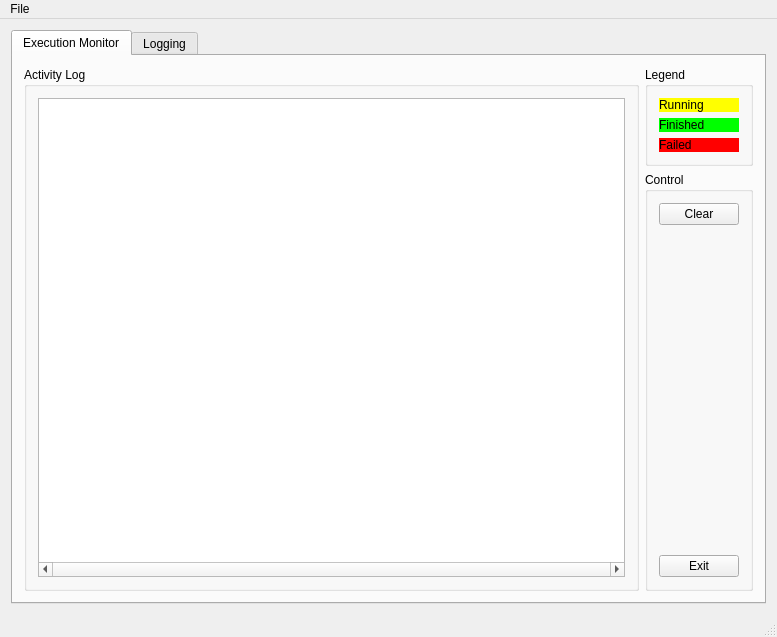
Above: trunk/sdpa-gui/sdpa-gui/monitorwindow.ui from cc-hpc-itwm/gpispace before the change. Below: the same form after it.
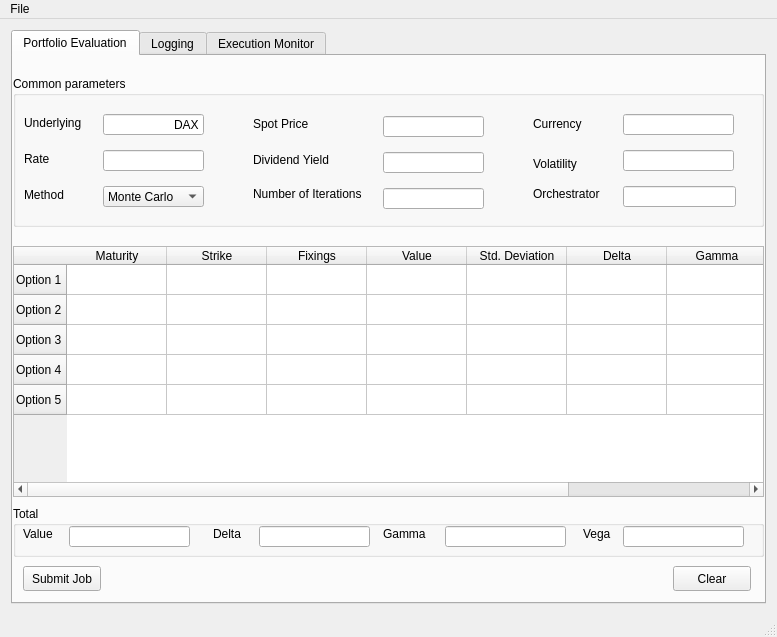
That is the form after the change.

Commit message: added portfolio evaluation tab and corresp. files into sdpa-gui

Patch:
```diff
--- a/trunk/sdpa-gui/sdpa-gui/monitorwindow.ui
+++ b/trunk/sdpa-gui/sdpa-gui/monitorwindow.ui
@@ -15,130 +15,497 @@
   </property>
   <widget class="QWidget" name="centralWidget">
    <layout class="QGridLayout" name="gridLayout">
-    <item row="0" column="0">
-     <widget class="QTabWidget" name="tabWidget">
+    <item row="0" column="1">
+     <widget class="QTabWidget" name="SDPAGUI">
+      <property name="autoFillBackground">
+       <bool>true</bool>
+      </property>
       <property name="currentIndex">
        <number>0</number>
       </property>
-      <widget class="QWidget" name="execution_tab">
+      <property name="documentMode">
+       <bool>false</bool>
+      </property>
+      <widget class="QWidget" name="portfolio_evaluation_tab">
        <attribute name="title">
-        <string>Execution Monitor</string>
+        <string>Portfolio Evaluation</string>
        </attribute>
-       <layout class="QGridLayout" name="gridLayout_5">
-        <item row="0" column="0">
-         <widget class="QGroupBox" name="groupBox_6">
-          <property name="title">
-           <string>Activity Log</string>
+       <widget class="QTableWidget" name="m_calcSpreadSheet">
+        <property name="geometry">
+         <rect>
+          <x>0</x>
+          <y>190</y>
+          <width>751</width>
+          <height>251</height>
+         </rect>
+        </property>
+        <property name="layoutDirection">
+         <enum>Qt::LeftToRight</enum>
+        </property>
+        <property name="textElideMode">
+         <enum>Qt::ElideLeft</enum>
+        </property>
+        <row>
+         <property name="text">
+          <string>Option 1</string>
+         </property>
+        </row>
+        <row>
+         <property name="text">
+          <string>Option 2</string>
+         </property>
+        </row>
+        <row>
+         <property name="text">
+          <string>Option 3</string>
+         </property>
+        </row>
+        <row>
+         <property name="text">
+          <string>Option 4</string>
+         </property>
+        </row>
+        <row>
+         <property name="text">
+          <string>Option 5</string>
+         </property>
+        </row>
+        <column>
+         <property name="text">
+          <string>Maturity</string>
+         </property>
+        </column>
+        <column>
+         <property name="text">
+          <string>Strike</string>
+         </property>
+        </column>
+        <column>
+         <property name="text">
+          <string>Fixings</string>
+         </property>
+        </column>
+        <column>
+         <property name="text">
+          <string>Value</string>
+         </property>
+        </column>
+        <column>
+         <property name="text">
+          <string>Std. Deviation</string>
+         </property>
+        </column>
+        <column>
+         <property name="text">
+          <string>Delta</string>
+         </property>
+        </column>
+        <column>
+         <property name="text">
+          <string>Gamma</string>
+         </property>
+        </column>
+        <column>
+         <property name="text">
+          <string>Vega</string>
+         </property>
+        </column>
+       </widget>
+       <widget class="QGroupBox" name="groupBox_7">
+        <property name="geometry">
+         <rect>
+          <x>0</x>
+          <y>20</y>
+          <width>751</width>
+          <height>151</height>
+         </rect>
+        </property>
+        <property name="title">
+         <string>Common parameters</string>
+        </property>
+        <widget class="QComboBox" name="m_comboBox">
+         <property name="geometry">
+          <rect>
+           <x>90</x>
+           <y>110</y>
+           <width>101</width>
+           <height>21</height>
+          </rect>
+         </property>
+         <item>
+          <property name="text">
+           <string>Monte Carlo</string>
           </property>
-          <layout class="QGridLayout" name="gridLayout_2">
-           <item row="0" column="0">
-            <widget class="QGraphicsView" name="graphicsView">
-             <property name="cursor" stdset="0">
-              <cursorShape>ArrowCursor</cursorShape>
-             </property>
-             <property name="verticalScrollBarPolicy">
-              <enum>Qt::ScrollBarAsNeeded</enum>
-             </property>
-             <property name="horizontalScrollBarPolicy">
-              <enum>Qt::ScrollBarAlwaysOn</enum>
-             </property>
-             <property name="cacheMode">
-              <set>QGraphicsView::CacheNone</set>
-             </property>
-            </widget>
-           </item>
-          </layout>
-         </widget>
-        </item>
-        <item row="0" column="1">
-         <layout class="QVBoxLayout" name="verticalLayout_4">
-          <item>
-           <widget class="QGroupBox" name="groupBox">
-            <property name="title">
-             <string>Legend</string>
-            </property>
-            <layout class="QVBoxLayout" name="verticalLayout_2">
-             <item>
-              <widget class="QLabel" name="label_2">
-               <property name="styleSheet">
-                <string notr="true">background-color: rgb(255, 255, 0);</string>
-               </property>
-               <property name="text">
-                <string>Running</string>
-               </property>
-              </widget>
-             </item>
-             <item>
-              <widget class="QLabel" name="label">
-               <property name="autoFillBackground">
-                <bool>false</bool>
-               </property>
-               <property name="styleSheet">
-                <string notr="true">background-color: rgb(0, 255, 0);</string>
-               </property>
-               <property name="frameShape">
-                <enum>QFrame::NoFrame</enum>
-               </property>
-               <property name="frameShadow">
-                <enum>QFrame::Plain</enum>
-               </property>
-               <property name="text">
-                <string>Finished</string>
-               </property>
-              </widget>
-             </item>
-             <item>
-              <widget class="QLabel" name="label_3">
-               <property name="styleSheet">
-                <string notr="true">background-color: rgb(255, 0, 0);</string>
-               </property>
-               <property name="text">
-                <string>Failed</string>
-               </property>
-              </widget>
-             </item>
-            </layout>
-           </widget>
-          </item>
-          <item>
-           <widget class="QGroupBox" name="groupBox_2">
-            <property name="title">
-             <string>Control</string>
-            </property>
-            <layout class="QVBoxLayout" name="verticalLayout">
-             <item>
-              <widget class="QPushButton" name="pushButton">
-               <property name="text">
-                <string>Clear</string>
-               </property>
-              </widget>
-             </item>
-             <item>
-              <spacer name="verticalSpacer">
-               <property name="orientation">
-                <enum>Qt::Vertical</enum>
-               </property>
-               <property name="sizeHint" stdset="0">
-                <size>
-                 <width>20</width>
-                 <height>315</height>
-                </size>
-               </property>
-              </spacer>
-             </item>
-             <item>
-              <widget class="QPushButton" name="exit_button">
-               <property name="text">
-                <string>Exit</string>
-               </property>
-              </widget>
-             </item>
-            </layout>
-           </widget>
-          </item>
-         </layout>
-        </item>
-       </layout>
+         </item>
+        </widget>
+        <widget class="QLineEdit" name="m_editUnderlying">
+         <property name="geometry">
+          <rect>
+           <x>90</x>
+           <y>38</y>
+           <width>101</width>
+           <height>21</height>
+          </rect>
+         </property>
+         <property name="text">
+          <string>DAX</string>
+         </property>
+         <property name="alignment">
+          <set>Qt::AlignRight|Qt::AlignTrailing|Qt::AlignVCenter</set>
+         </property>
+        </widget>
+        <widget class="QLineEdit" name="m_editIntRate">
+         <property name="geometry">
+          <rect>
+           <x>90</x>
+           <y>74</y>
+           <width>101</width>
+           <height>21</height>
+          </rect>
+         </property>
+         <property name="alignment">
+          <set>Qt::AlignRight|Qt::AlignTrailing|Qt::AlignVCenter</set>
+         </property>
+        </widget>
+        <widget class="QLineEdit" name="m_editSpotPrice">
+         <property name="geometry">
+          <rect>
+           <x>370</x>
+           <y>40</y>
+           <width>101</width>
+           <height>21</height>
+          </rect>
+         </property>
+         <property name="alignment">
+          <set>Qt::AlignRight|Qt::AlignTrailing|Qt::AlignVCenter</set>
+         </property>
+        </widget>
+        <widget class="QLineEdit" name="m_editDividendYield">
+         <property name="geometry">
+          <rect>
+           <x>370</x>
+           <y>76</y>
+           <width>101</width>
+           <height>21</height>
+          </rect>
+         </property>
+         <property name="alignment">
+          <set>Qt::AlignRight|Qt::AlignTrailing|Qt::AlignVCenter</set>
+         </property>
+        </widget>
+        <widget class="QLineEdit" name="m_editIterationsNb">
+         <property name="geometry">
+          <rect>
+           <x>370</x>
+           <y>112</y>
+           <width>101</width>
+           <height>21</height>
+          </rect>
+         </property>
+         <property name="alignment">
+          <set>Qt::AlignRight|Qt::AlignTrailing|Qt::AlignVCenter</set>
+         </property>
+        </widget>
+        <widget class="QLineEdit" name="m_editCurrency">
+         <property name="geometry">
+          <rect>
+           <x>610</x>
+           <y>38</y>
+           <width>111</width>
+           <height>21</height>
+          </rect>
+         </property>
+         <property name="alignment">
+          <set>Qt::AlignRight|Qt::AlignTrailing|Qt::AlignVCenter</set>
+         </property>
+        </widget>
+        <widget class="QLineEdit" name="m_editVolatility">
+         <property name="geometry">
+          <rect>
+           <x>610</x>
+           <y>74</y>
+           <width>111</width>
+           <height>21</height>
+          </rect>
+         </property>
+         <property name="alignment">
+          <set>Qt::AlignRight|Qt::AlignTrailing|Qt::AlignVCenter</set>
+         </property>
+        </widget>
+        <widget class="QLabel" name="label_5">
+         <property name="geometry">
+          <rect>
+           <x>11</x>
+           <y>39</y>
+           <width>61</width>
+           <height>16</height>
+          </rect>
+         </property>
+         <property name="text">
+          <string>Underlying</string>
+         </property>
+        </widget>
+        <widget class="QLabel" name="label_6">
+         <property name="geometry">
+          <rect>
+           <x>11</x>
+           <y>75</y>
+           <width>27</width>
+           <height>16</height>
+          </rect>
+         </property>
+         <property name="text">
+          <string>Rate</string>
+         </property>
+        </widget>
+        <widget class="QLabel" name="label_7">
+         <property name="geometry">
+          <rect>
+           <x>11</x>
+           <y>111</y>
+           <width>43</width>
+           <height>16</height>
+          </rect>
+         </property>
+         <property name="text">
+          <string>Method</string>
+         </property>
+        </widget>
+        <widget class="QLabel" name="label_8">
+         <property name="geometry">
+          <rect>
+           <x>240</x>
+           <y>40</y>
+           <width>71</width>
+           <height>16</height>
+          </rect>
+         </property>
+         <property name="text">
+          <string>Spot Price</string>
+         </property>
+        </widget>
+        <widget class="QLabel" name="label_9">
+         <property name="geometry">
+          <rect>
+           <x>240</x>
+           <y>76</y>
+           <width>81</width>
+           <height>16</height>
+          </rect>
+         </property>
+         <property name="text">
+          <string>Dividend Yield</string>
+         </property>
+        </widget>
+        <widget class="QLabel" name="label_10">
+         <property name="geometry">
+          <rect>
+           <x>240</x>
+           <y>110</y>
+           <width>121</width>
+           <height>16</height>
+          </rect>
+         </property>
+         <property name="text">
+          <string>Number of Iterations</string>
+         </property>
+        </widget>
+        <widget class="QLabel" name="label_11">
+         <property name="geometry">
+          <rect>
+           <x>520</x>
+           <y>40</y>
+           <width>52</width>
+           <height>16</height>
+          </rect>
+         </property>
+         <property name="text">
+          <string>Currency</string>
+         </property>
+        </widget>
+        <widget class="QLabel" name="label_12">
+         <property name="geometry">
+          <rect>
+           <x>520</x>
+           <y>80</y>
+           <width>49</width>
+           <height>16</height>
+          </rect>
+         </property>
+         <property name="text">
+          <string>Volatility</string>
+         </property>
+        </widget>
+        <widget class="QLineEdit" name="m_editOrchestrator">
+         <property name="geometry">
+          <rect>
+           <x>610</x>
+           <y>110</y>
+           <width>113</width>
+           <height>21</height>
+          </rect>
+         </property>
+         <property name="alignment">
+          <set>Qt::AlignRight|Qt::AlignTrailing|Qt::AlignVCenter</set>
+         </property>
+        </widget>
+        <widget class="QLabel" name="label_17">
+         <property name="geometry">
+          <rect>
+           <x>520</x>
+           <y>110</y>
+           <width>71</width>
+           <height>16</height>
+          </rect>
+         </property>
+         <property name="text">
+          <string>Orchestrator</string>
+         </property>
+        </widget>
+       </widget>
+       <widget class="QGroupBox" name="groupBox_8">
+        <property name="geometry">
+         <rect>
+          <x>0</x>
+          <y>450</y>
+          <width>751</width>
+          <height>51</height>
+         </rect>
+        </property>
+        <property name="title">
+         <string>Total</string>
+        </property>
+        <widget class="QLineEdit" name="m_editTotalValue">
+         <property name="geometry">
+          <rect>
+           <x>56</x>
+           <y>20</y>
+           <width>121</width>
+           <height>21</height>
+          </rect>
+         </property>
+         <property name="alignment">
+          <set>Qt::AlignRight|Qt::AlignTrailing|Qt::AlignVCenter</set>
+         </property>
+        </widget>
+        <widget class="QLineEdit" name="m_editTotalDelta">
+         <property name="geometry">
+          <rect>
+           <x>246</x>
+           <y>20</y>
+           <width>111</width>
+           <height>21</height>
+          </rect>
+         </property>
+         <property name="alignment">
+          <set>Qt::AlignRight|Qt::AlignTrailing|Qt::AlignVCenter</set>
+         </property>
+        </widget>
+        <widget class="QLineEdit" name="m_editTotalGamma">
+         <property name="geometry">
+          <rect>
+           <x>432</x>
+           <y>20</y>
+           <width>121</width>
+           <height>21</height>
+          </rect>
+         </property>
+         <property name="alignment">
+          <set>Qt::AlignRight|Qt::AlignTrailing|Qt::AlignVCenter</set>
+         </property>
+        </widget>
+        <widget class="QLineEdit" name="m_editTotalVega">
+         <property name="geometry">
+          <rect>
+           <x>610</x>
+           <y>20</y>
+           <width>121</width>
+           <height>21</height>
+          </rect>
+         </property>
+         <property name="alignment">
+          <set>Qt::AlignRight|Qt::AlignTrailing|Qt::AlignVCenter</set>
+         </property>
+        </widget>
+        <widget class="QLabel" name="label_4">
+         <property name="geometry">
+          <rect>
+           <x>10</x>
+           <y>20</y>
+           <width>32</width>
+           <height>16</height>
+          </rect>
+         </property>
+         <property name="text">
+          <string>Value</string>
+         </property>
+        </widget>
+        <widget class="QLabel" name="label_14">
+         <property name="geometry">
+          <rect>
+           <x>200</x>
+           <y>20</y>
+           <width>30</width>
+           <height>16</height>
+          </rect>
+         </property>
+         <property name="text">
+          <string>Delta</string>
+         </property>
+        </widget>
+        <widget class="QLabel" name="label_15">
+         <property name="geometry">
+          <rect>
+           <x>370</x>
+           <y>20</y>
+           <width>46</width>
+           <height>16</height>
+          </rect>
+         </property>
+         <property name="text">
+          <string>Gamma</string>
+         </property>
+        </widget>
+        <widget class="QLabel" name="label_16">
+         <property name="geometry">
+          <rect>
+           <x>570</x>
+           <y>20</y>
+           <width>29</width>
+           <height>16</height>
+          </rect>
+         </property>
+         <property name="text">
+          <string>Vega</string>
+         </property>
+        </widget>
+       </widget>
+       <widget class="QPushButton" name="submitButton">
+        <property name="geometry">
+         <rect>
+          <x>10</x>
+          <y>510</y>
+          <width>78</width>
+          <height>25</height>
+         </rect>
+        </property>
+        <property name="text">
+         <string>Submit Job</string>
+        </property>
+       </widget>
+       <widget class="QPushButton" name="clearButton">
+        <property name="geometry">
+         <rect>
+          <x>660</x>
+          <y>510</y>
+          <width>78</width>
+          <height>25</height>
+         </rect>
+        </property>
+        <property name="text">
+         <string>Clear</string>
+        </property>
+       </widget>
       </widget>
       <widget class="QWidget" name="logging_tab">
        <attribute name="title">
@@ -368,6 +735,126 @@
         </item>
        </layout>
       </widget>
+      <widget class="QWidget" name="execution_tab">
+       <attribute name="title">
+        <string>Execution Monitor</string>
+       </attribute>
+       <layout class="QGridLayout" name="gridLayout_5">
+        <item row="0" column="0">
+         <widget class="QGroupBox" name="groupBox_6">
+          <property name="title">
+           <string>Activity Log</string>
+          </property>
+          <layout class="QGridLayout" name="gridLayout_2">
+           <item row="0" column="0">
+            <widget class="QGraphicsView" name="graphicsView">
+             <property name="cursor" stdset="0">
+              <cursorShape>ArrowCursor</cursorShape>
+             </property>
+             <property name="verticalScrollBarPolicy">
+              <enum>Qt::ScrollBarAsNeeded</enum>
+             </property>
+             <property name="horizontalScrollBarPolicy">
+              <enum>Qt::ScrollBarAlwaysOn</enum>
+             </property>
+             <property name="cacheMode">
+              <set>QGraphicsView::CacheNone</set>
+             </property>
+            </widget>
+           </item>
+          </layout>
+         </widget>
+        </item>
+        <item row="0" column="1">
+         <layout class="QVBoxLayout" name="verticalLayout_4">
+          <item>
+           <widget class="QGroupBox" name="groupBox">
+            <property name="title">
+             <string>Legend</string>
+            </property>
+            <layout class="QVBoxLayout" name="verticalLayout_2">
+             <item>
+              <widget class="QLabel" name="label_2">
+               <property name="styleSheet">
+                <string notr="true">background-color: rgb(255, 255, 0);</string>
+               </property>
+               <property name="text">
+                <string>Running</string>
+               </property>
+              </widget>
+             </item>
+             <item>
+              <widget class="QLabel" name="label">
+               <property name="autoFillBackground">
+                <bool>false</bool>
+               </property>
+               <property name="styleSheet">
+                <string notr="true">background-color: rgb(0, 255, 0);</string>
+               </property>
+               <property name="frameShape">
+                <enum>QFrame::NoFrame</enum>
+               </property>
+               <property name="frameShadow">
+                <enum>QFrame::Plain</enum>
+               </property>
+               <property name="text">
+                <string>Finished</string>
+               </property>
+              </widget>
+             </item>
+             <item>
+              <widget class="QLabel" name="label_3">
+               <property name="styleSheet">
+                <string notr="true">background-color: rgb(255, 0, 0);</string>
+               </property>
+               <property name="text">
+                <string>Failed</string>
+               </property>
+              </widget>
+             </item>
+            </layout>
+           </widget>
+          </item>
+          <item>
+           <widget class="QGroupBox" name="groupBox_2">
+            <property name="title">
+             <string>Control</string>
+            </property>
+            <layout class="QVBoxLayout" name="verticalLayout">
+             <item>
+              <widget class="QPushButton" name="pushButton">
+               <property name="text">
+                <string>Clear</string>
+               </property>
+              </widget>
+             </item>
+             <item>
+              <spacer name="verticalSpacer">
+               <property name="orientation">
+                <enum>Qt::Vertical</enum>
+               </property>
+               <property name="sizeHint" stdset="0">
+                <size>
+                 <width>20</width>
+                 <height>315</height>
+                </size>
+               </property>
+              </spacer>
+             </item>
+             <item>
+              <widget class="QPushButton" name="exit_button">
+               <property name="text">
+                <string>Exit</string>
+               </property>
+              </widget>
+             </item>
+            </layout>
+           </widget>
+          </item>
+         </layout>
+        </item>
+       </layout>
+      </widget>
      </widget>
     </item>
    </layout>
@@ -378,7 +865,7 @@
      <x>0</x>
      <y>0</y>
      <width>777</width>
-     <height>21</height>
+     <height>25</height>
     </rect>
    </property>
    <widget class="QMenu" name="menuFile">
```
Left out of the diff: 52 changed lines with no effect on the pictures. The commit also changes 7 other files.
